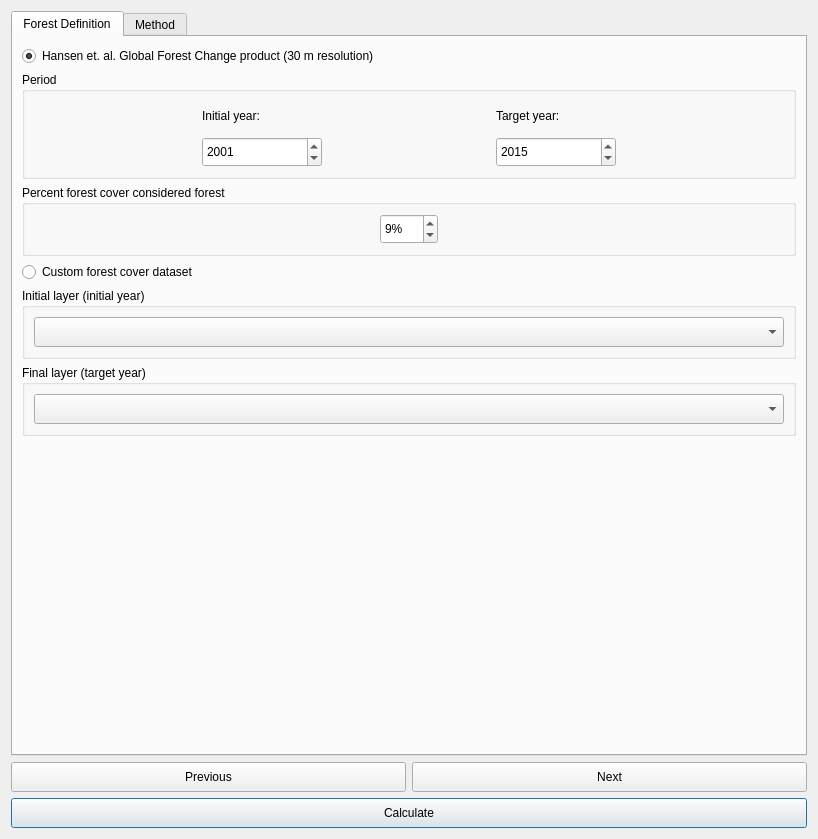
Qt form LDMP/gui/DlgCalculateRestBiomassData.ui (ConservationInternational/trends.earth) before a commit.
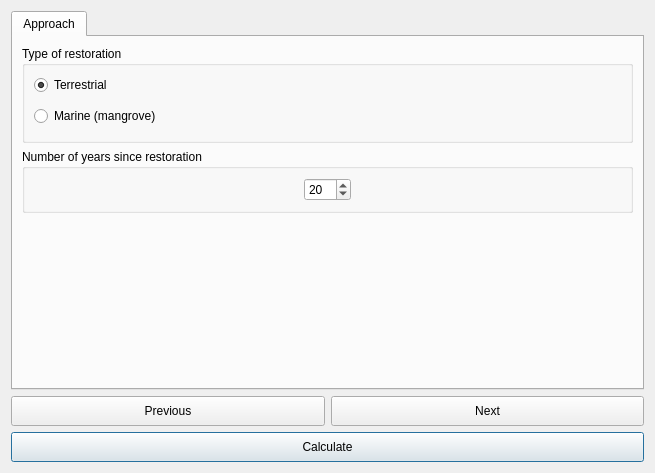
The same form after that commit. Custom widgets are drawn as their Qt base class.

Commit message: Update guis and add gee link for restoration biomass.

```diff
--- a/LDMP/gui/DlgCalculateRestBiomassData.ui
+++ b/LDMP/gui/DlgCalculateRestBiomassData.ui
@@ -6,8 +6,8 @@
    <rect>
     <x>0</x>
     <y>0</y>
-    <width>818</width>
-    <height>839</height>
+    <width>655</width>
+    <height>473</height>
    </rect>
   </property>
   <property name="sizePolicy">
@@ -17,7 +17,7 @@
    </sizepolicy>
   </property>
   <property name="windowTitle">
-   <string>Calculate Change in Total Carbon</string>
+   <string>Estimate Likely Change in Biomass Due to Restoration</string>
   </property>
   <layout class="QVBoxLayout" name="verticalLayout">
    <item>
@@ -34,315 +34,21 @@
      <property name="currentIndex">
       <number>0</number>
      </property>
-     <widget class="QWidget" name="ForestDefinitionTab">
+     <widget class="QWidget" name="ApproachTab">
       <attribute name="title">
-       <string>Forest Definition</string>
-      </attribute>
-      <layout class="QVBoxLayout" name="verticalLayout_5">
-       <item>
-        <widget class="QRadioButton" name="use_hansen">
-         <property name="text">
-          <string>Hansen et. al. Global Forest Change product (30 m resolution)</string>
-         </property>
-         <property name="checked">
-          <bool>true</bool>
-         </property>
-        </widget>
-       </item>
-       <item>
-        <widget class="QGroupBox" name="groupBox_hansen_period">
-         <property name="title">
-          <string>Period</string>
-         </property>
-         <layout class="QGridLayout" name="gridLayout_8">
-          <item row="1" column="1">
-           <widget class="QDateEdit" name="hansen_tg_year">
-            <property name="sizePolicy">
-             <sizepolicy hsizetype="Minimum" vsizetype="Minimum">
-              <horstretch>0</horstretch>
-              <verstretch>0</verstretch>
-             </sizepolicy>
-            </property>
-            <property name="minimumSize">
-             <size>
-              <width>0</width>
-              <height>30</height>
-             </size>
-            </property>
-            <property name="maximumSize">
-             <size>
-              <width>120</width>
-              <height>35</height>
-             </size>
-            </property>
-            <property name="date">
-             <date>
-              <year>2015</year>
-              <month>1</month>
-              <day>1</day>
-             </date>
-            </property>
-            <property name="minimumDateTime">
-             <datetime>
-              <hour>0</hour>
-              <minute>0</minute>
-              <second>0</second>
-              <year>1992</year>
-              <month>1</month>
-              <day>1</day>
-             </datetime>
-            </property>
-            <property name="maximumDate">
-             <date>
-              <year>2030</year>
-              <month>12</month>
-              <day>31</day>
-             </date>
-            </property>
-            <property name="minimumDate">
-             <date>
-              <year>1992</year>
-              <month>1</month>
-              <day>1</day>
-             </date>
-            </property>
-            <property name="displayFormat">
-             <string notr="true">yyyy</string>
-            </property>
-           </widget>
-          </item>
-          <item row="1" column="0">
-           <widget class="QDateEdit" name="hansen_bl_year">
-            <property name="sizePolicy">
-             <sizepolicy hsizetype="Minimum" vsizetype="Minimum">
-              <horstretch>0</horstretch>
-              <verstretch>0</verstretch>
-             </sizepolicy>
-            </property>
-            <property name="minimumSize">
-             <size>
-              <width>0</width>
-              <height>30</height>
-             </size>
-            </property>
-            <property name="maximumSize">
-             <size>
-              <width>120</width>
-              <height>35</height>
-             </size>
-            </property>
-            <property name="date">
-             <date>
-              <year>2001</year>
-              <month>1</month>
-              <day>1</day>
-             </date>
-            </property>
-            <property name="maximumDate">
-             <date>
-              <year>2015</year>
-              <month>12</month>
-              <day>31</day>
-             </date>
-            </property>
-            <property name="minimumDate">
-             <date>
-              <year>1992</year>
-              <month>1</month>
-              <day>1</day>
-             </date>
-            </property>
-            <property name="displayFormat">
-             <string notr="true">yyyy</string>
-            </property>
-           </widget>
-          </item>
-          <item row="0" column="0">
-           <widget class="QLabel" name="label_10">
-            <property name="minimumSize">
-             <size>
-              <width>0</width>
-              <height>30</height>
-             </size>
-            </property>
-            <property name="font">
-             <font>
-              <weight>50</weight>
-              <bold>false</bold>
-             </font>
-            </property>
-            <property name="text">
-             <string>Initial year:</string>
-            </property>
-           </widget>
-          </item>
-          <item row="0" column="1">
-           <widget class="QLabel" name="label_3">
-            <property name="minimumSize">
-             <size>
-              <width>0</width>
-              <height>30</height>
-             </size>
-            </property>
-            <property name="text">
-             <string>Target year:</string>
-            </property>
-           </widget>
-          </item>
-         </layout>
-        </widget>
-       </item>
-       <item>
-        <widget class="QGroupBox" name="groupBox_hansen_threshold">
-         <property name="title">
-          <string>Percent forest cover considered forest</string>
-         </property>
-         <layout class="QGridLayout" name="gridLayout_2">
-          <item row="0" column="0">
-           <widget class="QSpinBox" name="hansen_fc_threshold">
-            <property name="sizePolicy">
-             <sizepolicy hsizetype="Fixed" vsizetype="Minimum">
-              <horstretch>0</horstretch>
-              <verstretch>0</verstretch>
-             </sizepolicy>
-            </property>
-            <property name="minimumSize">
-             <size>
-              <width>30</width>
-              <height>30</height>
-             </size>
-            </property>
-            <property name="maximumSize">
-             <size>
-              <width>16777215</width>
-              <height>16777215</height>
-             </size>
-            </property>
-            <property name="specialValueText">
-             <string/>
-            </property>
-            <property name="suffix">
-             <string>%</string>
-            </property>
-            <property name="minimum">
-             <number>0</number>
-            </property>
-            <property name="maximum">
-             <number>100</number>
-            </property>
-            <property name="value">
-             <number>9</number>
-            </property>
-           </widget>
-          </item>
-         </layout>
-        </widget>
-       </item>
-       <item>
-        <widget class="QRadioButton" name="use_custom">
-         <property name="text">
-          <string>Custom forest cover dataset</string>
-         </property>
-        </widget>
-       </item>
-       <item>
-        <widget class="QGroupBox" name="groupBox_custom_bl">
-         <property name="enabled">
-          <bool>true</bool>
-         </property>
-         <property name="title">
-          <string>Initial layer (initial year)</string>
-         </property>
-         <layout class="QGridLayout" name="gridLayout_4">
-          <item row="0" column="1">
-           <widget class="WidgetDataIOSelectTELayerImport" name="use_custom_initial">
-            <property name="enabled">
-             <bool>true</bool>
-            </property>
-            <property name="sizePolicy">
-             <sizepolicy hsizetype="Preferred" vsizetype="Minimum">
-              <horstretch>0</horstretch>
-              <verstretch>0</verstretch>
-             </sizepolicy>
-            </property>
-            <property name="minimumSize">
-             <size>
-              <width>0</width>
-              <height>30</height>
-             </size>
-            </property>
-            <property name="layer_type" stdset="0">
-             <string notr="true">Land cover (7 class)</string>
-            </property>
-           </widget>
-          </item>
-         </layout>
-        </widget>
-       </item>
-       <item>
-        <widget class="QGroupBox" name="groupBox_custom_tg">
-         <property name="enabled">
-          <bool>true</bool>
-         </property>
-         <property name="title">
-          <string>Final layer (target year)</string>
-         </property>
-         <layout class="QGridLayout" name="gridLayout_6">
-          <item row="0" column="1">
-           <widget class="WidgetDataIOSelectTELayerImport" name="use_custom_final">
-            <property name="enabled">
-             <bool>true</bool>
-            </property>
-            <property name="sizePolicy">
-             <sizepolicy hsizetype="Preferred" vsizetype="Minimum">
-              <horstretch>0</horstretch>
-              <verstretch>0</verstretch>
-             </sizepolicy>
-            </property>
-            <property name="minimumSize">
-             <size>
-              <width>0</width>
-              <height>30</height>
-             </size>
-            </property>
-            <property name="layer_type" stdset="0">
-             <string notr="true">Land cover (7 class)</string>
-            </property>
-           </widget>
-          </item>
-         </layout>
-        </widget>
-       </item>
-       <item>
-        <spacer name="verticalSpacer">
-         <property name="orientation">
-          <enum>Qt::Vertical</enum>
-         </property>
-         <property name="sizeHint" stdset="0">
-          <size>
-           <width>20</width>
-           <height>40</height>
-          </size>
-         </property>
-        </spacer>
-       </item>
-      </layout>
-     </widget>
-     <widget class="QWidget" name="MethodTab">
-      <attribute name="title">
-       <string>Method</string>
+       <string>Approach</string>
       </attribute>
       <layout class="QVBoxLayout" name="verticalLayout_4">
        <item>
         <widget class="QGroupBox" name="groupBox">
          <property name="title">
-          <string>Aboveground biomass dataset</string>
+          <string>Type of restoration</string>
          </property>
          <layout class="QVBoxLayout" name="verticalLayout_3">
           <item>
-           <widget class="QRadioButton" name="radioButton_carbon_woods_hole">
+           <widget class="QRadioButton" name="radioButton_rest_type_terrestrial">
             <property name="text">
-             <string>Default Woods Hole Research Center (30 m resolution, tropics only)</string>
+             <string>Terrestrial</string>
             </property>
             <property name="checked">
              <bool>true</bool>
@@ -350,7 +56,7 @@
            </widget>
           </item>
           <item>
-           <widget class="QRadioButton" name="radioButton_carbon_geocarbon">
+           <widget class="QRadioButton" name="radioButton_rest_type_marine">
             <property name="minimumSize">
              <size>
               <width>0</width>
@@ -358,74 +64,38 @@
              </size>
             </property>
             <property name="text">
-             <string>GEOCARBON (1 km resolution, global)</string>
+             <string>Marine (mangrove)</string>
             </property>
             <property name="checked">
              <bool>false</bool>
             </property>
            </widget>
           </item>
-          <item>
-           <widget class="QRadioButton" name="radioButton_carbon_custom">
-            <property name="minimumSize">
-             <size>
-              <width>0</width>
-              <height>30</height>
-             </size>
-            </property>
-            <property name="text">
-             <string>Custom dataset - COMING SOON!</string>
-            </property>
-           </widget>
-          </item>
-          <item>
-           <widget class="WidgetDataIOSelectTELayerExisting" name="combo_layer_traj">
-            <property name="enabled">
-             <bool>false</bool>
-            </property>
-            <property name="sizePolicy">
-             <sizepolicy hsizetype="Expanding" vsizetype="Minimum">
-              <horstretch>0</horstretch>
-              <verstretch>0</verstretch>
-             </sizepolicy>
-            </property>
-            <property name="minimumSize">
-             <size>
-              <width>0</width>
-              <height>30</height>
-             </size>
-            </property>
-            <property name="layer_type" stdset="0">
-             <string notr="true">Productivity trajectory (significance)</string>
-            </property>
-           </widget>
-          </item>
          </layout>
         </widget>
        </item>
        <item>
         <widget class="QGroupBox" name="groupBox_2">
          <property name="title">
-          <string>Method for calculation of root to shoot ratio</string>
+          <string>Number of years since restoration</string>
          </property>
          <layout class="QVBoxLayout" name="verticalLayout_2">
-          <item>
-           <widget class="QRadioButton" name="radioButton_rootshoot_ipcc">
-            <property name="enabled">
-             <bool>true</bool>
+          <item alignment="Qt::AlignHCenter">
+           <widget class="QSpinBox" name="spinBox_years">
+            <property name="maximumSize">
+             <size>
+              <width>50</width>
+              <height>16777215</height>
+             </size>
             </property>
-            <property name="text">
-             <string>IPCC</string>
+            <property name="minimum">
+             <number>1</number>
             </property>
-            <property name="checked">
-             <bool>true</bool>
+            <property name="maximum">
+             <number>100</number>
             </property>
-           </widget>
-          </item>
-          <item>
-           <widget class="QRadioButton" name="radioButton_rootshoot_mokany">
-            <property name="text">
-             <string>Mokany et al. 2006</string>
+            <property name="value">
+             <number>20</number>
             </property>
            </widget>
           </item>
@@ -512,18 +182,6 @@
    </item>
   </layout>
  </widget>
- <customwidgets>
-  <customwidget>
-   <class>WidgetDataIOSelectTELayerImport</class>
-   <extends>QComboBox</extends>
-   <header>LDMP/data_io</header>
-  </customwidget>
-  <customwidget>
-   <class>WidgetDataIOSelectTELayerExisting</class>
-   <extends>QComboBox</extends>
-   <header>LDMP/data_io</header>
-  </customwidget>
- </customwidgets>
  <tabstops>
   <tabstop>TabBox</tabstop>
   <tabstop>button_prev</tabstop>
```
The commit also changes 6 other files.
